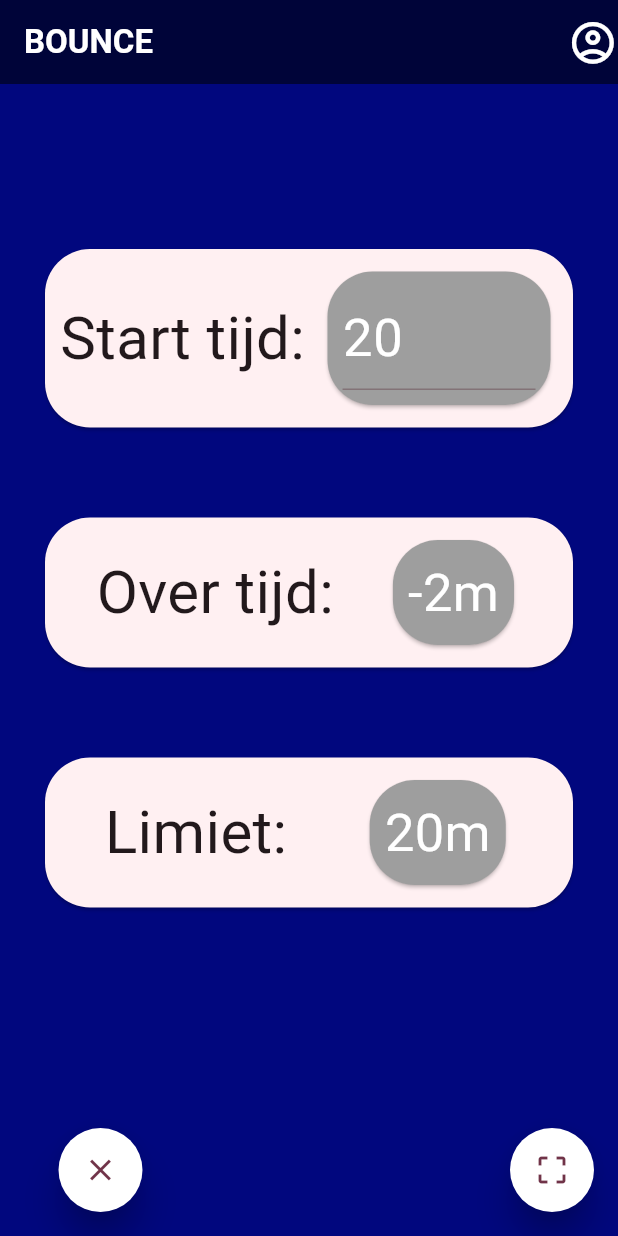
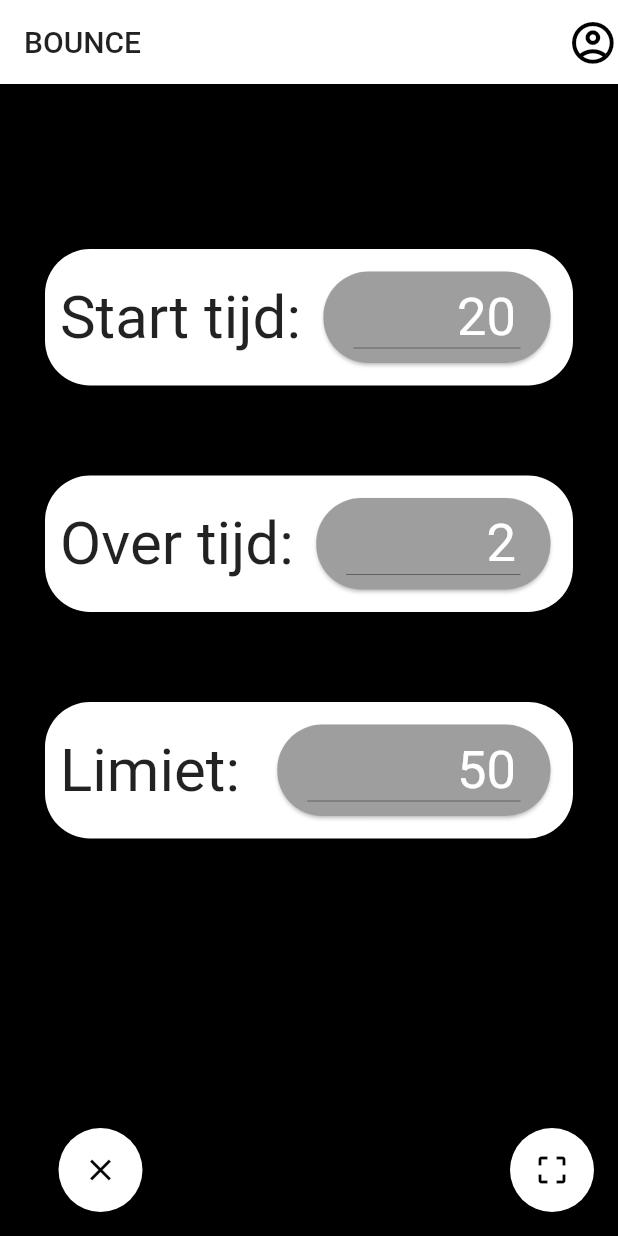
Before and after one commit to Bovhasselt/bounce, a Flutter app: the screen it shows after launch, after a tap on the "settings" icon, on a phone screen of 412 x 824 dp. Run offline on Flutter 3.47's test engine with Material 2 defaults, Android fonts, the phone set to English and light mode, and no system bars; our stand-ins replace qr_flutter; Roboto replaces fonts that are missing (Opensans).

Commit message:
Styling updates

```diff
--- a/lib/clientside/clienthomepage.dart
+++ b/lib/clientside/clienthomepage.dart
@@ -2,10 +2,8 @@ import 'package:flutter/material.dart';
 import '../qrcode.dart';
 
 class ClientHomePage extends StatelessWidget {
-
   @override
   Widget build(BuildContext context) {
-
     return Scaffold(
       backgroundColor: Color.fromARGB(255, 0, 0, 0),
       appBar: AppBar(
--- a/lib/clubside/clubhomepage.dart
+++ b/lib/clubside/clubhomepage.dart
@@ -35,21 +35,17 @@ class _ClubsideHomePageState extends State<ClubsideHomePage> {
   @override
   Widget build(BuildContext context) {
     return Scaffold(
-      backgroundColor: Color.fromARGB(255, 1, 7, 126),
+      backgroundColor: Theme.of(context).colorScheme.secondary,
       appBar: AppBar(
         title: Text(
           'BOUNCE',
-          style: TextStyle(
-            color: Colors.white,
-            fontWeight: FontWeight.bold,
-          ),
+          style: Theme.of(context).textTheme.titleLarge,
         ),
-        backgroundColor: Color.fromARGB(255, 0, 4, 57),
         actions: [
           Icon(
             size: 33.5,
             Icons.account_circle_outlined,
-            color: Colors.white,
+            color: Theme.of(context).colorScheme.secondary,
           )
         ],
       ),
@@ -61,7 +57,8 @@ class _ClubsideHomePageState extends State<ClubsideHomePage> {
         children: <Widget>[
           FloatingActionButton(
             shape: CircleBorder(),
-            backgroundColor: Colors.white,
+            backgroundColor: Theme.of(context).colorScheme.primary,
+            foregroundColor: Theme.of(context).colorScheme.secondary,
             elevation: 10.0,
             onPressed: _selectedScreenIndex == 1
                 ? _onCrossButtonTapped
@@ -73,8 +70,9 @@ class _ClubsideHomePageState extends State<ClubsideHomePage> {
           Container(
             margin: EdgeInsets.only(left: 245),
             child: FloatingActionButton(
+              backgroundColor: Theme.of(context).colorScheme.primary,
+              foregroundColor: Theme.of(context).colorScheme.secondary,
               shape: CircleBorder(),
-              backgroundColor: Colors.white,
               elevation: 10.0,
               onPressed: () async {
                 // Open qr scan
--- a/lib/clubside/homescreen.dart
+++ b/lib/clubside/homescreen.dart
@@ -1,20 +1,26 @@
 import 'package:flutter/material.dart';
 
-class HomeScreen extends StatelessWidget {
+class HomeScreen extends StatefulWidget {
   const HomeScreen({super.key});
+
+  @override
+  State<HomeScreen> createState() => _HomeScreenState();
+}
+
+class _HomeScreenState extends State<HomeScreen> {
+  //  int outsideLimit;
 
   @override
   Widget build(BuildContext context) {
     return Card(
-      color: Color.fromARGB(255, 2, 13, 80),
       shape: RoundedRectangleBorder(borderRadius: BorderRadius.circular(100)),
       child: Container(
         margin: EdgeInsets.all(20),
         child: Text(
-          '17/40', // later dynamic with settings and amount of people outside
+          '17/50', // later dynamic with settings and amount of people outside
           style: TextStyle(
             fontSize: 100,
-            color: Colors.white,
+            color: Theme.of(context).colorScheme.secondary,
           ),
         ),
       ),
--- a/lib/clubside/settingsscreen.dart
+++ b/lib/clubside/settingsscreen.dart
@@ -32,8 +32,11 @@ class SettingsScreen extends StatelessWidget {
                   color: Colors.grey,
                   child: Container(
                     margin: EdgeInsets.all(10),
+                    padding: EdgeInsets.symmetric(horizontal: 10),
                     child: TextFormField(
                       initialValue: '20',
+                      textAlign: TextAlign.end,
+                      decoration: InputDecoration(isCollapsed: true),
                       style: TextStyle(color: Colors.white, fontSize: 35),
                       keyboardType: TextInputType.number,
                     ),
@@ -59,16 +62,22 @@ class SettingsScreen extends StatelessWidget {
                   ),
                 ),
               ),
-              Card(
+              Flexible(
+                child: Card(
                   margin: EdgeInsets.all(15),
                   shape: RoundedRectangleBorder(
                       borderRadius: BorderRadius.circular(30)),
                   color: Colors.grey,
                   child: Container(
                     margin: EdgeInsets.all(10),
-                  child: Text(
-                    '-2m',
+                    padding: EdgeInsets.symmetric(horizontal: 10),
+                    child: TextFormField(
+                      initialValue: '2',
+                      textAlign: TextAlign.end,
+                      decoration: InputDecoration(isCollapsed: true),
                       style: TextStyle(color: Colors.white, fontSize: 35),
+                      keyboardType: TextInputType.number,
+                    ),
                   ),
                 ),
               )
@@ -91,16 +100,22 @@ class SettingsScreen extends StatelessWidget {
                   ),
                 ),
               ),
-              Card(
+              Flexible(
+                child: Card(
                   margin: EdgeInsets.all(15),
                   shape: RoundedRectangleBorder(
                       borderRadius: BorderRadius.circular(30)),
                   color: Colors.grey,
                   child: Container(
                     margin: EdgeInsets.all(10),
-                  child: Text(
-                    '20m',
+                    padding: EdgeInsets.symmetric(horizontal: 10),
+                    child: TextFormField(
+                      initialValue: '50',
+                      textAlign: TextAlign.end,
+                      decoration: InputDecoration(isCollapsed: true),
                       style: TextStyle(color: Colors.white, fontSize: 35),
+                      keyboardType: TextInputType.number,
+                    ),
                   ),
                 ),
               )
--- a/lib/main.dart
+++ b/lib/main.dart
@@ -14,10 +14,17 @@ class MyApp extends StatelessWidget {
     return MaterialApp(
       title: 'Bounce',
       theme: ThemeData(
-        useMaterial3: true,
-        colorScheme:
-            ColorScheme.fromSeed(seedColor: Color.fromARGB(255, 0, 0, 0)),
-      ),
+          colorScheme: ColorScheme.fromSwatch().copyWith(
+            primary: Color.fromARGB(255, 255, 255, 255),
+            secondary: Color.fromARGB(255, 0, 0, 0),
+          ),
+          fontFamily: 'Opensans',
+          appBarTheme: AppBarTheme(
+              titleTextStyle: TextStyle(
+                  fontFamily: 'OpenSans',
+                  fontSize: 20,
+                  fontWeight: FontWeight.bold,
+                  color: Theme.of(context).copyWith().colorScheme.secondary))),
       home: ClubsideHomePage(),
     );
   }
```
Also changed, not shown: pubspec.yaml (+13 -1 lines), assets/fonts/OpenSans-Bold.ttf (added), assets/fonts/OpenSans-Regular.ttf (added), assets/fonts/Quicksand-Bold.ttf (added), assets/fonts/Quicksand-Light.ttf (added), assets/fonts/Quicksand-Medium.ttf (added), assets/fonts/Quicksand-Regular.ttf (added), assets/qr.png (deleted). Lines whose indentation alone changed are shown as unchanged.
